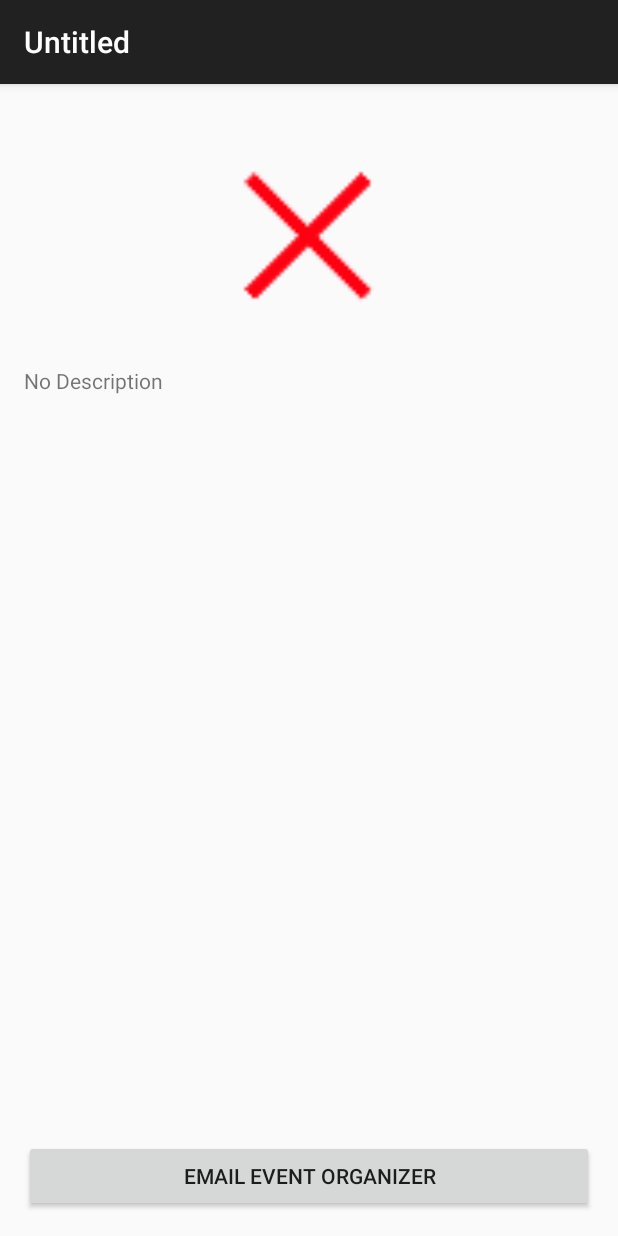
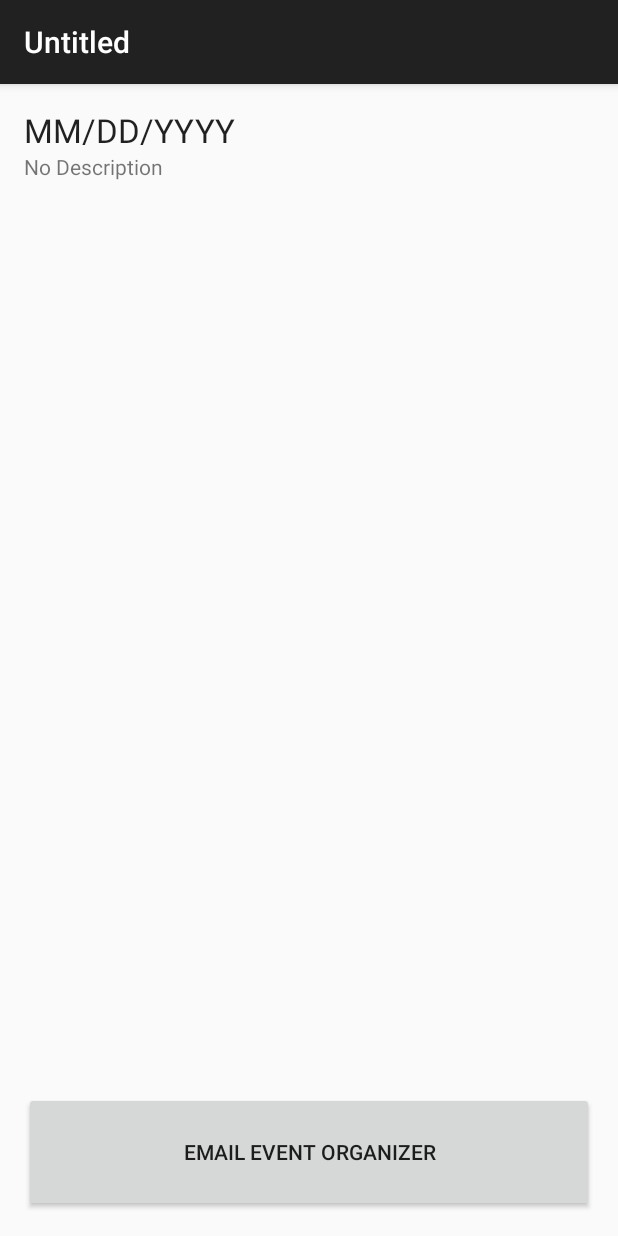
Before and after one commit to MHSCSClub/FBLA_MobileApp_2015, an Android app: the screen it shows after launch (eventDummy), after a tap on "TEST LAUNCH ACTIVITY 2", on a phone screen of 412 x 824 dp. Run offline under Robolectric (Android 15) with nearby library versions, the phone set to English and light mode, and no system bars.

Commit message:
Merge remote-tracking branch 'origin/master'
Conflicts:
	FBLA2015/app/src/main/noImg-web.png
	FBLA2015/app/src/main/res/drawable-hdpi/noImg.png
	FBLA2015/app/src/main/res/drawable-mdpi/noImg.png
	FBLA2015/app/src/main/res/drawable-xhdpi/noImg.png
	FBLA2015/app/src/main/res/drawable-xxhdpi/noImg.png
	FBLA2015/app/src/main/res/layout/activity_event_dummy.xml

```diff
--- a/FBLA2015/app/src/main/java/com/aakportfolio/www/fbla2015/MainActivity.java
+++ b/FBLA2015/app/src/main/java/com/aakportfolio/www/fbla2015/MainActivity.java
@@ -6,15 +6,20 @@ package com.aakportfolio.www.fbla2015;
         import android.view.View;
         import android.content.Intent;
         import android.view.MenuItem;
+        import java.util.ArrayList;
 
 
 public class MainActivity extends ActionBarActivity {
-
+    ArrayList<MHSEvent> Events = new ArrayList<MHSEvent>();
     @Override
     protected void onCreate(Bundle savedInstanceState) {
         super.onCreate(savedInstanceState);
         setContentView(R.layout.activity_main);
         setTitle("Mamaroneck High School Events");
+        //TODO download TSV or use local if needed. if no local, used hardcoded string or have extracted TSV
+        //TODO Parse TSV to fill listview. Don't forget to add wait progress bar on activity, or as dialoge
+        //TODO Fill ListView with titles from parsed TSV
+
     }
 
 
@@ -38,7 +43,7 @@ public class MainActivity extends ActionBarActivity {
     public void sendMessage(View view) {
         Intent intent = new Intent(this, eventDummy.class);
         //We will try to launch the activity instead with what was selected from
-        intent.putExtra("titleBar","Untitled");
+        intent.putExtra("titleBar","Untitled"); //TODO Replace with selected OBJECT, looked up by position (in arraylist and listview)
         startActivity(intent);
     }
 }
--- a/FBLA2015/app/src/main/java/com/aakportfolio/www/fbla2015/eventDummy.java
+++ b/FBLA2015/app/src/main/java/com/aakportfolio/www/fbla2015/eventDummy.java
@@ -15,6 +15,8 @@ public class eventDummy extends ActionBarActivity {
         Intent intent = getIntent();
         setContentView(R.layout.activity_event_dummy);
         setTitle(intent.getStringExtra("titleBar"));
+        //TODO Parse object and do the stuff with it.
+        //TODO Do onclick of button
     }
 
 
--- a/FBLA2015/app/src/main/res/layout/activity_event_dummy.xml
+++ b/FBLA2015/app/src/main/res/layout/activity_event_dummy.xml
@@ -12,25 +12,32 @@
         android:layout_height="fill_parent"
         android:weightSum="5">
 
-        <ImageView
-            android:layout_width="fill_parent"
-            android:layout_height="wrap_content"
-            android:id="@+id/imageView3"
-            android:layout_weight="1"
-            android:src="@drawable/noimg"
-            android:scaleType="fitCenter" />
-
         <ScrollView
             android:layout_width="match_parent"
             android:layout_height="wrap_content"
             android:id="@+id/scrollView"
-            android:layout_weight="4">
+            android:layout_weight="4.75">
 
-            <TextView
-                android:layout_width="wrap_content"
-                android:layout_height="wrap_content"
-                android:text="No Description"
-                android:id="@+id/textView" />
+            <LinearLayout
+                android:orientation="vertical"
+                android:layout_width="fill_parent"
+                android:layout_height="fill_parent">
+
+                <TextView
+                    android:layout_width="wrap_content"
+                    android:layout_height="wrap_content"
+                    android:textAppearance="?android:attr/textAppearanceLarge"
+                    android:text="MM/DD/YYYY"
+                    android:id="@+id/textView2"
+                    android:autoText="false" />
+
+                <TextView
+                    android:layout_width="fill_parent"
+                    android:layout_height="fill_parent"
+                    android:text="No Description"
+                    android:id="@+id/textView" />
+
+            </LinearLayout>
         </ScrollView>
 
         <Button
@@ -38,7 +45,7 @@
             android:layout_height="wrap_content"
             android:text="Email Event Organizer"
             android:id="@+id/button2"
-            android:layout_weight="1" />
+            android:layout_weight="0.25" />
 
 
     </LinearLayout>
--- a/FBLA2015/app/src/main/res/layout/activity_main.xml
+++ b/FBLA2015/app/src/main/res/layout/activity_main.xml
@@ -58,7 +58,8 @@
                 android:id="@+id/listView"
                 android:visibility="visible"
                 android:entries="@array/list"
-                android:layout_weight="1" />
+                style="@style/Base.Widget.AppCompat.ListView.Menu" />
+
         </FrameLayout>
 
     </LinearLayout>
@@ -72,4 +73,6 @@
         android:text="Test Launch Activity 2" />
 
 
+
+
 </RelativeLayout>
```
Also changed, not shown: FBLA2015/app/src/main/java/com/aakportfolio/www/fbla2015/MHSEvent.java (+28 -15 lines).
